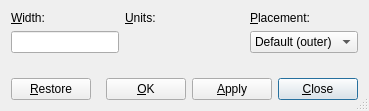
cburschka/lyx, file src/frontends/qt4/ui/WrapUi.ui: the form before one commit.
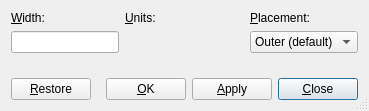
The form after the commit. Custom widgets are drawn as their Qt base class.

Patch:
```diff
--- a/src/frontends/qt4/ui/WrapUi.ui
+++ b/src/frontends/qt4/ui/WrapUi.ui
@@ -47,7 +47,12 @@
        </property>
        <item>
         <property name="text" >
-         <string>Default (outer)</string>
+         <string>Outer (default)</string>
+        </property>
+       </item>
+       <item>
+        <property name="text" >
+         <string>Inner</string>
         </property>
        </item>
        <item>
@@ -228,7 +233,7 @@
  <customwidgets>
   <customwidget>
    <class>LengthCombo</class>
-   <extends></extends>
+   <extends>QWidget</extends>
    <header>LengthCombo.h</header>
    <container>0</container>
    <pixmap></pixmap>
```
Left out of the diff: 16 changed lines with no effect on the pictures.
